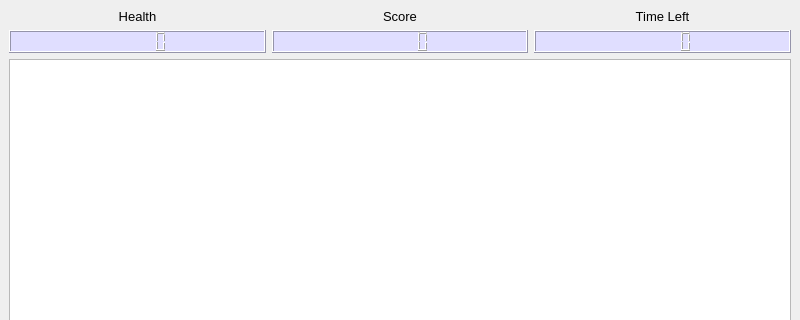
Old version of the form Game/gamewindow.ui in the repository miikka0000/BusDestroyer2000-Game-with-Qt; both pictures show x 0 to 800 and y 0 to 320 of the 800 by 600 pixel window.
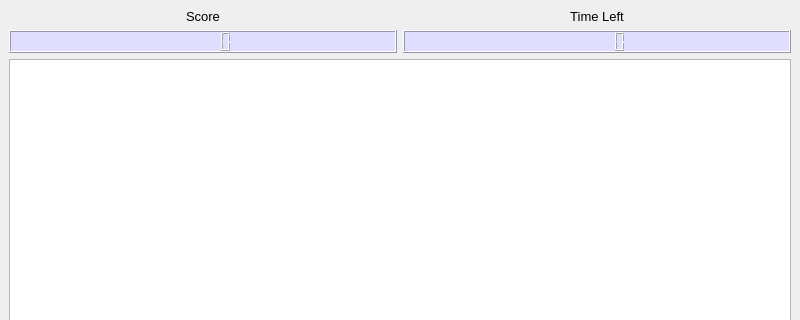
New version of the form.

Commit message: poistettu health paneeli ja toteutettu rajapinnan istatistics virtuaalimetodit luokkaan gameStatistics

What changed in the file:
```diff
--- a/Game/gamewindow.ui
+++ b/Game/gamewindow.ui
@@ -35,42 +35,6 @@
    <layout class="QGridLayout" name="gridLayout">
     <item row="0" column="0">
      <layout class="QHBoxLayout" name="horizontalLayout">
-      <item>
-       <layout class="QVBoxLayout" name="verticalLayout">
-        <item>
-         <widget class="QLabel" name="healthLabel">
-          <property name="font">
-           <font>
-            <pointsize>10</pointsize>
-           </font>
-          </property>
-          <property name="text">
-           <string>Health</string>
-          </property>
-          <property name="alignment">
-           <set>Qt::AlignCenter</set>
-          </property>
-         </widget>
-        </item>
-        <item>
-         <widget class="QLCDNumber" name="healthLCD">
-          <property name="font">
-           <font>
-            <pointsize>10</pointsize>
-            <weight>50</weight>
-            <bold>false</bold>
-           </font>
-          </property>
-          <property name="styleSheet">
-           <string notr="true">background-color: rgb(224, 222, 255);</string>
-          </property>
-          <property name="smallDecimalPoint">
-           <bool>true</bool>
-          </property>
-         </widget>
-        </item>
-       </layout>
-      </item>
       <item>
        <layout class="QVBoxLayout" name="verticalLayout_2">
         <item>
```
The commit also changes 10 other files.
